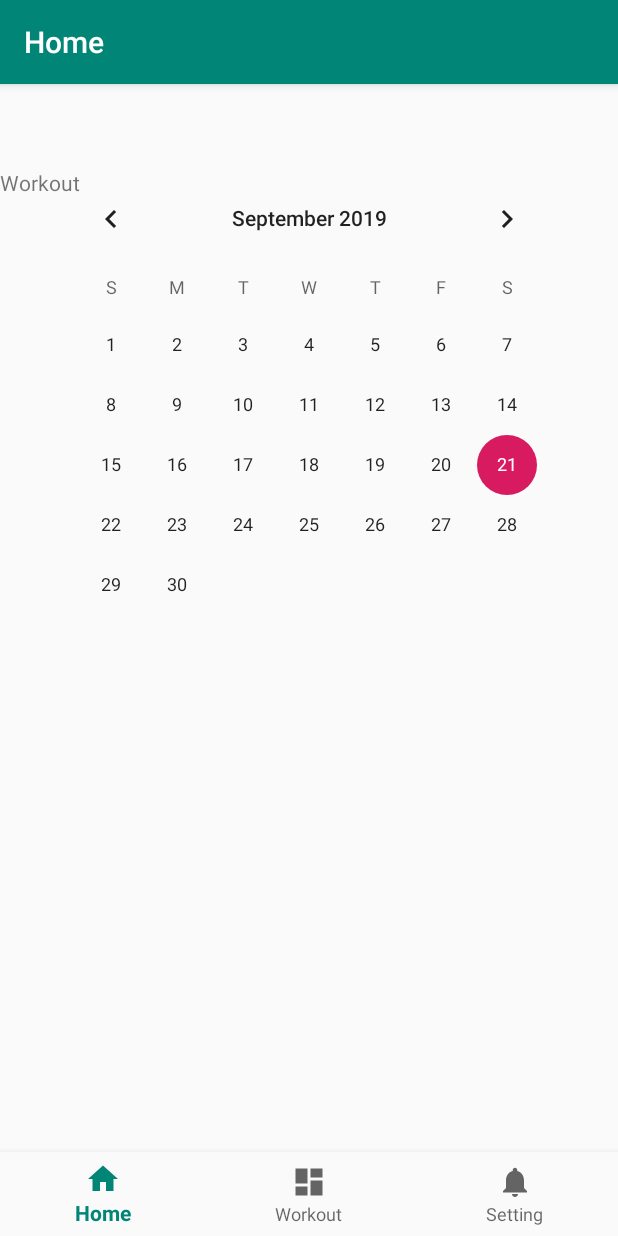
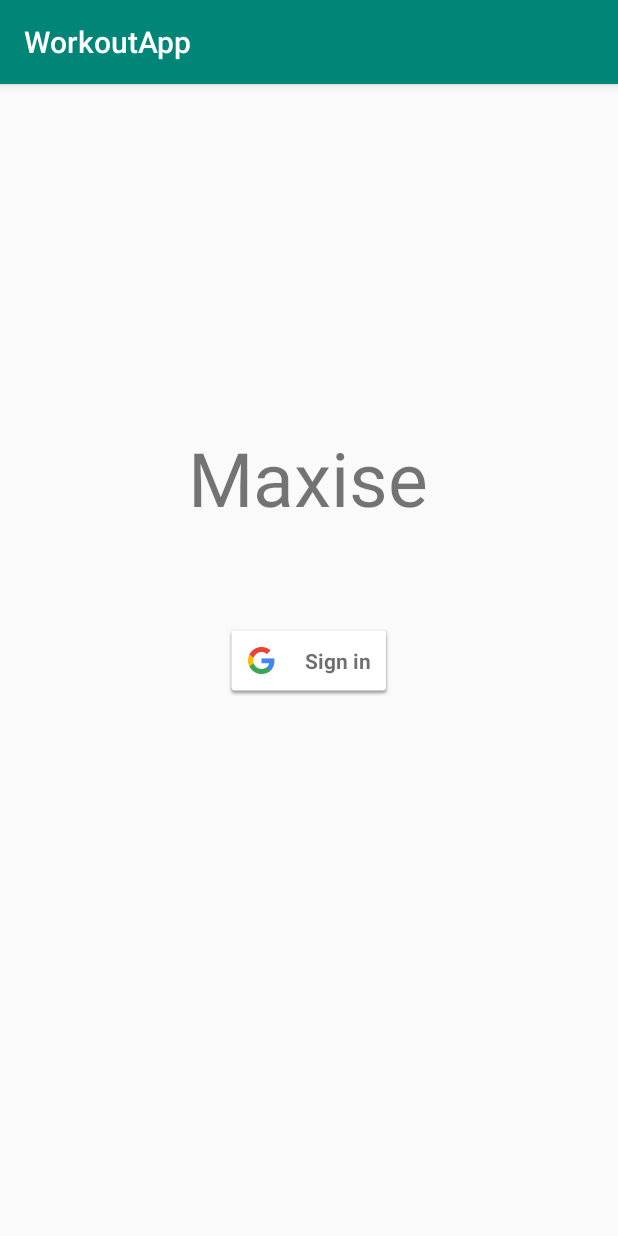
Before and after one commit to Wangk6/WorkoutApp, an Android app: the screen it shows after launch (MainActivity before the commit, Login after it), on a phone screen of 412 x 824 dp. Run offline under Robolectric (Android 15) with nearby library versions, the phone set to English and light mode, and no system bars; our stand-ins replace navigation-ui.

Commit message:
Add Login Activity and Google sign in button

```diff
--- /dev/null
+++ b/app/src/main/java/com/example/workoutapp/Login.java
@@ -0,0 +1,21 @@
+package com.example.workoutapp;
+
+import androidx.appcompat.app.AppCompatActivity;
+
+import android.os.Bundle;
+
+import com.google.android.gms.common.SignInButton;
+
+
+public class Login extends AppCompatActivity {
+
+    @Override
+    protected void onCreate(Bundle savedInstanceState) {
+        super.onCreate(savedInstanceState);
+        setContentView(R.layout.activity_login);
+
+        // Set the dimensions of the sign-in button.
+        SignInButton signInButton = findViewById(R.id.sign_in_button);
+        signInButton.setSize(SignInButton.SIZE_STANDARD);
+    }
+}
--- a/app/src/main/java/com/example/workoutapp/MainActivity.java
+++ b/app/src/main/java/com/example/workoutapp/MainActivity.java
@@ -1,5 +1,6 @@
 package com.example.workoutapp;
 
+import android.content.Intent;
 import android.os.Bundle;
 
 import com.google.android.material.bottomnavigation.BottomNavigationView;
@@ -12,10 +13,17 @@ import androidx.navigation.ui.NavigationUI;
 
 public class MainActivity extends AppCompatActivity {
 
+    boolean loggedIn = false;
+
     @Override
     protected void onCreate(Bundle savedInstanceState) {
         super.onCreate(savedInstanceState);
         setContentView(R.layout.activity_main);
+
+        if (!loggedIn) {
+            startActivity(new Intent(MainActivity.this, Login.class));
+        }
+
         BottomNavigationView navView = findViewById(R.id.nav_view);
         // Passing each menu ID as a set of Ids because each
         // menu should be considered as top level destinations.
--- a/app/src/main/java/com/example/workoutapp/ui/home/HomeFragment.java
+++ b/app/src/main/java/com/example/workoutapp/ui/home/HomeFragment.java
@@ -23,7 +23,7 @@ public class HomeFragment extends Fragment {
         homeViewModel =
                 ViewModelProviders.of(this).get(HomeViewModel.class);
         View root = inflater.inflate(R.layout.fragment_home, container, false);
-        final TextView textView = root.findViewById(R.id.text_home);
+        final TextView textView = root.findViewById(R.id.textView);
         homeViewModel.getText().observe(this, new Observer<String>() {
             @Override
             public void onChanged(@Nullable String s) {
--- /dev/null
+++ b/app/src/main/res/layout/activity_login.xml
@@ -0,0 +1,30 @@
+<?xml version="1.0" encoding="utf-8"?>
+<androidx.constraintlayout.widget.ConstraintLayout xmlns:android="http://schemas.android.com/apk/res/android"
+    xmlns:app="http://schemas.android.com/apk/res-auto"
+    xmlns:tools="http://schemas.android.com/tools"
+    android:layout_width="match_parent"
+    android:layout_height="match_parent"
+    tools:context=".Login">
+
+    <TextView
+        android:id="@+id/text_login"
+        android:layout_width="wrap_content"
+        android:layout_height="wrap_content"
+        android:text="@string/title_login"
+        android:textSize="50sp"
+        app:layout_constraintBottom_toBottomOf="parent"
+        app:layout_constraintEnd_toEndOf="parent"
+        app:layout_constraintHorizontal_bias="0.498"
+        app:layout_constraintStart_toStartOf="parent"
+        app:layout_constraintTop_toTopOf="parent"
+        app:layout_constraintVertical_bias="0.326" />
+
+    <com.google.android.gms.common.SignInButton
+        android:id="@+id/sign_in_button"
+        android:layout_width="wrap_content"
+        android:layout_height="wrap_content"
+        app:layout_constraintBottom_toBottomOf="parent"
+        app:layout_constraintEnd_toEndOf="parent"
+        app:layout_constraintStart_toStartOf="parent"
+        app:layout_constraintTop_toTopOf="parent" />
+</androidx.constraintlayout.widget.ConstraintLayout>
--- a/app/src/main/res/values/strings.xml
+++ b/app/src/main/res/values/strings.xml
@@ -3,4 +3,5 @@
     <string name="title_home">Home</string>
     <string name="title_workout">Workout</string>
     <string name="title_setting">Setting</string>
+    <string name="title_login">Maxise</string>
 </resources>
```
Also changed, not shown: app/build.gradle (+8 -7 lines), app/src/main/AndroidManifest.xml (+10 -1 lines).
